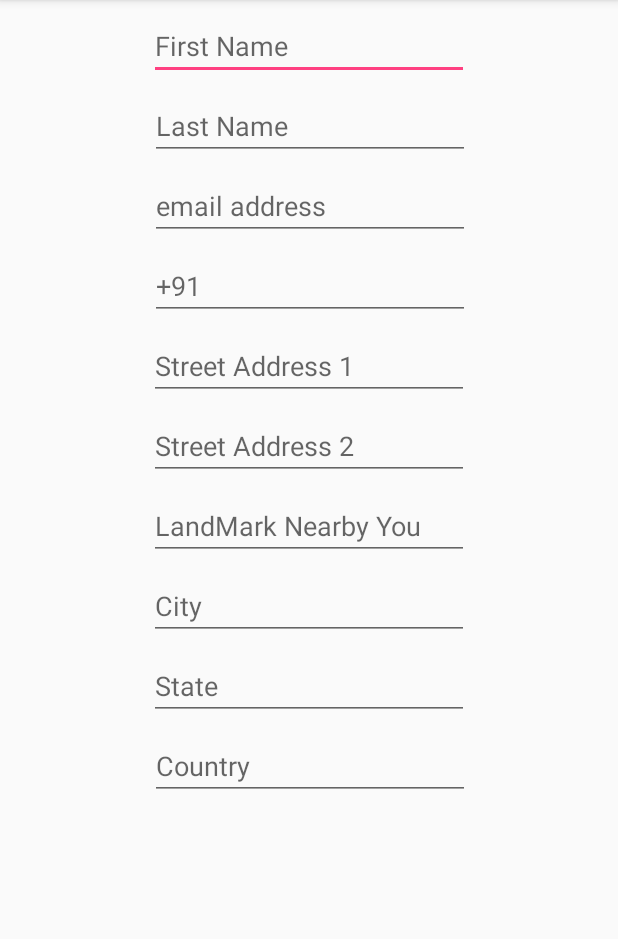
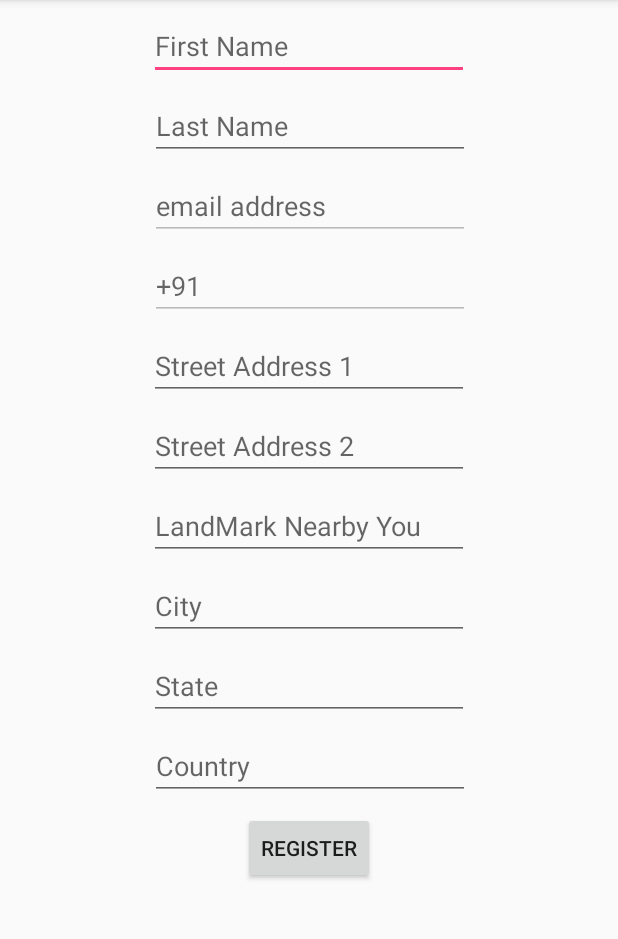
Before and after one commit to gtpan77/BestOutOfWaste, an Android app: the screen it shows after launch once a user with an empty profile is signed in (RegistrationActivity), on a phone screen of 412 x 824 dp, the part 84-1023 px from its top. Run offline under Robolectric (Android 15) with nearby library versions, the phone set to English and light mode, and no system bars; our stand-ins replace Firebase (no records; nobody signed in at launch, a user with empty details on screens opened directly); libraries missing offline, so code that uses them is left out: com.facebook, com.facebook.login, com.twitter.sdk; 7 statements that could not run were skipped.

Commit message:
Added Introduction Activity

```diff
--- a/app/src/main/AndroidManifest.xml
+++ b/app/src/main/AndroidManifest.xml
@@ -40,7 +40,8 @@
                 <data android:scheme="@string/fb_login_protocol_scheme" />
             </intent-filter>
         </activity>
-        <activity android:name=".RegistrationActivity"></activity>
+        <activity android:name=".RegistrationActivity" />
+        <activity android:name=".IntroActivity"></activity>
     </application>
 
 </manifest>
--- a/app/src/main/java/com/example/gauravsharma/bestoutofwaste/MainActivity.java
+++ b/app/src/main/java/com/example/gauravsharma/bestoutofwaste/MainActivity.java
@@ -53,7 +53,7 @@ public class MainActivity extends AppCompatActivity {
     private Button signUpButton;
     // fireBase
     private FirebaseAuth mAuth;
-    private  FirebaseAuth.AuthStateListener listener;
+    private FirebaseAuth.AuthStateListener listener;
     // temporaryVariables
     private final String TAG = "tag";
     //google SignIn
@@ -69,35 +69,32 @@ public class MainActivity extends AppCompatActivity {
     protected void onCreate(Bundle savedInstanceState) {
         super.onCreate(savedInstanceState);
         mAuth = FirebaseAuth.getInstance();
-        listener=new FirebaseAuth.AuthStateListener() {
+        listener = new FirebaseAuth.AuthStateListener() {
             @Override
             public void onAuthStateChanged(@NonNull FirebaseAuth firebaseAuth) {
-                if(mAuth.getCurrentUser()!=null){
-                    final String uID=mAuth.getUid();
-                    Log.d("USERID",uID);
+                if (mAuth.getCurrentUser() != null) {
+                    final String uID = mAuth.getUid();
                     FirebaseDatabase database = FirebaseDatabase.getInstance();
-                    final DatabaseReference myRef=database.getReference("User");
-                    Query userExist=myRef.orderByChild("userID").equalTo(uID);
+                    final DatabaseReference myRef = database.getReference("User");
+                    Query userExist = myRef.orderByChild("userID").equalTo(uID);
                     userExist.addListenerForSingleValueEvent(new ValueEventListener() {
                         @Override
                         public void onDataChange(DataSnapshot dataSnapshot) {
-                            if(dataSnapshot.getChildrenCount()==0){
-                                User user=new User();
-                                user.userID=uID;
+                            if (dataSnapshot.getChildrenCount() == 0) {
+                                User user = new User();
+                                user.userID = uID;
+                                user.registered = false;
                                 myRef.child(uID).setValue(user);
-                                startActivity(new Intent(MainActivity.this,RegistrationActivity.class));
+                                startActivity(new Intent(MainActivity.this, RegistrationActivity.class));
                                 // finish();
-                            }
-                            else{
-                                for(DataSnapshot singleSnapshot : dataSnapshot.getChildren()) {
-                                    //   user = singleSnapshot.getValue(User.class)
+                            } else {
+                                for (DataSnapshot singleSnapshot : dataSnapshot.getChildren()) {
                                     User user = singleSnapshot.getValue(User.class);
-                                    if(user.registered==false){
-                                        startActivity(new Intent(MainActivity.this,RegistrationActivity.class));
+                                    if (!user.registered) {
+                                        startActivity(new Intent(MainActivity.this, RegistrationActivity.class));
                                         //  finish();
-                                    }
-                                    else{
-                                        // in case of signing with google or fb or twitter
+                                    } else {
+                                        startActivity(new Intent(MainActivity.this, IntroActivity.class));
                                     }
                                 }
                             }
@@ -198,9 +195,6 @@ public class MainActivity extends AppCompatActivity {
     @Override
     public void onStart() {
         super.onStart();
-        if(mAuth.getCurrentUser()!=null){
-            mAuth.signOut();
-        }
         mAuth.addAuthStateListener(listener);
         // Check if user is signed in (non-null) and update UI accordingly.
         FirebaseUser currentUser = mAuth.getCurrentUser();
--- a/app/src/main/java/com/example/gauravsharma/bestoutofwaste/RegistrationActivity.java
+++ b/app/src/main/java/com/example/gauravsharma/bestoutofwaste/RegistrationActivity.java
@@ -1,13 +1,80 @@
 package com.example.gauravsharma.bestoutofwaste;
 
+import android.content.Intent;
 import android.support.v7.app.AppCompatActivity;
 import android.os.Bundle;
+import android.view.View;
+import android.widget.Button;
+import android.widget.EditText;
+
+import com.example.gauravsharma.bestoutofwaste.Model.Address;
+import com.example.gauravsharma.bestoutofwaste.Model.User;
+import com.google.firebase.auth.FirebaseAuth;
+import com.google.firebase.auth.FirebaseUser;
+import com.google.firebase.database.DatabaseReference;
+import com.google.firebase.database.FirebaseDatabase;
 
 public class RegistrationActivity extends AppCompatActivity {
+
+    private Button registrationButton;
+    private EditText emailEditText;
+    private EditText phoneEditText;
+
+    private FirebaseAuth mAuth;
+    private FirebaseUser currentUser;
+    private DatabaseReference mDatabase;
 
     @Override
     protected void onCreate(Bundle savedInstanceState) {
         super.onCreate(savedInstanceState);
         setContentView(R.layout.activity_registration);
+
+        registrationButton = findViewById(R.id.registrationButton);
+        emailEditText = findViewById(R.id.emailRegisterInput);
+        phoneEditText = findViewById(R.id.phoneRegisterInput);
+
+        mAuth = FirebaseAuth.getInstance();
+        mDatabase = FirebaseDatabase.getInstance().getReference();
+        currentUser = mAuth.getCurrentUser();
+
+        AutoFillForm();
+
+        registrationButton.setOnClickListener(new View.OnClickListener() {
+            @Override
+            public void onClick(View view) {
+                final String firstName = ((EditText) findViewById(R.id.firstNameRegisterInput)).getText().toString().trim();
+                final String lastName = ((EditText) findViewById(R.id.lastNameRegisterInput)).getText().toString().trim();
+                final String email = emailEditText.getText().toString().trim();
+                final String phone = phoneEditText.getText().toString().trim();
+
+                String streetAddress1 = ((EditText) findViewById(R.id.streetAddress1Registerinput)).getText().toString().trim();
+                String streetAddress2 = ((EditText) findViewById(R.id.streetAddress2RegisterInput)).getText().toString().trim();
+                String landmark = ((EditText) findViewById(R.id.landmarkRegisterInput)).getText().toString().trim();
+                String city = ((EditText) findViewById(R.id.cityRegisterInput)).getText().toString().trim();
+                String state = ((EditText) findViewById(R.id.stateRegisterInput)).getText().toString().trim();
+                String country = ((EditText) findViewById(R.id.countryRegisterInput)).getText().toString().trim();
+
+                final Address address = new Address(currentUser.getUid(),streetAddress1, streetAddress2, landmark, city, state, country);
+                registerUser(firstName, lastName, email, phone, address);
+            }
+        });
+    }
+
+    private void AutoFillForm() {
+        if (currentUser.getEmail() != null) {
+            emailEditText.setText(currentUser.getEmail());
+            emailEditText.setEnabled(false);
+        }
+        if (currentUser.getPhoneNumber() != null) {
+            phoneEditText.setText(currentUser.getPhoneNumber());
+            phoneEditText.setEnabled(false);
+        }
+    }
+
+    private void registerUser(String firstName, String lastName, String email, String phone, Address address) {
+        mDatabase.child("Address").child(currentUser.getUid()).setValue(address);
+        User user = new User(currentUser.getUid(), firstName, lastName, email, phone, address, true);
+        mDatabase.child("User").child(currentUser.getUid()).setValue(user);
+        startActivity(new Intent(RegistrationActivity.this, IntroActivity.class));
     }
 }
--- a/app/src/main/res/layout/activity_registration.xml
+++ b/app/src/main/res/layout/activity_registration.xml
@@ -1,5 +1,7 @@
 <?xml version="1.0" encoding="utf-8"?>
-<ScrollView android:layout_width="match_parent"
+<ScrollView xmlns:app="http://schemas.android.com/apk/res-auto"
+    xmlns:tools="http://schemas.android.com/tools"
+    android:layout_width="match_parent"
     android:layout_height="match_parent"
     android:fillViewport="true"
     xmlns:android="http://schemas.android.com/apk/res/android">
@@ -175,5 +177,19 @@
         app:layout_constraintStart_toStartOf="parent"
         app:layout_constraintTop_toBottomOf="@+id/stateRegisterInput" />
 
+    <Button
+        android:id="@+id/registrationButton"
+        android:layout_width="wrap_content"
+        android:layout_height="wrap_content"
+        android:layout_marginEnd="8dp"
+        android:layout_marginLeft="8dp"
+        android:layout_marginRight="8dp"
+        android:layout_marginStart="8dp"
+        android:layout_marginTop="8dp"
+        android:text="REGISTER"
+        app:layout_constraintEnd_toEndOf="parent"
+        app:layout_constraintStart_toStartOf="parent"
+        app:layout_constraintTop_toBottomOf="@+id/countryRegisterInput" />
+
 </android.support.constraint.ConstraintLayout>
 </ScrollView>
```
Also changed, not shown: app/src/main/java/com/example/gauravsharma/bestoutofwaste/IntroActivity.java (added, +32 -0 lines), app/src/main/java/com/example/gauravsharma/bestoutofwaste/Model/Address.java (+11 -2 lines), app/src/main/java/com/example/gauravsharma/bestoutofwaste/Model/User.java (+13 -2 lines), app/src/main/java/com/example/gauravsharma/bestoutofwaste/SignUpActivity.java (+19 -22 lines), app/src/main/res/layout/activity_intro.xml (added, +36 -0 lines).
